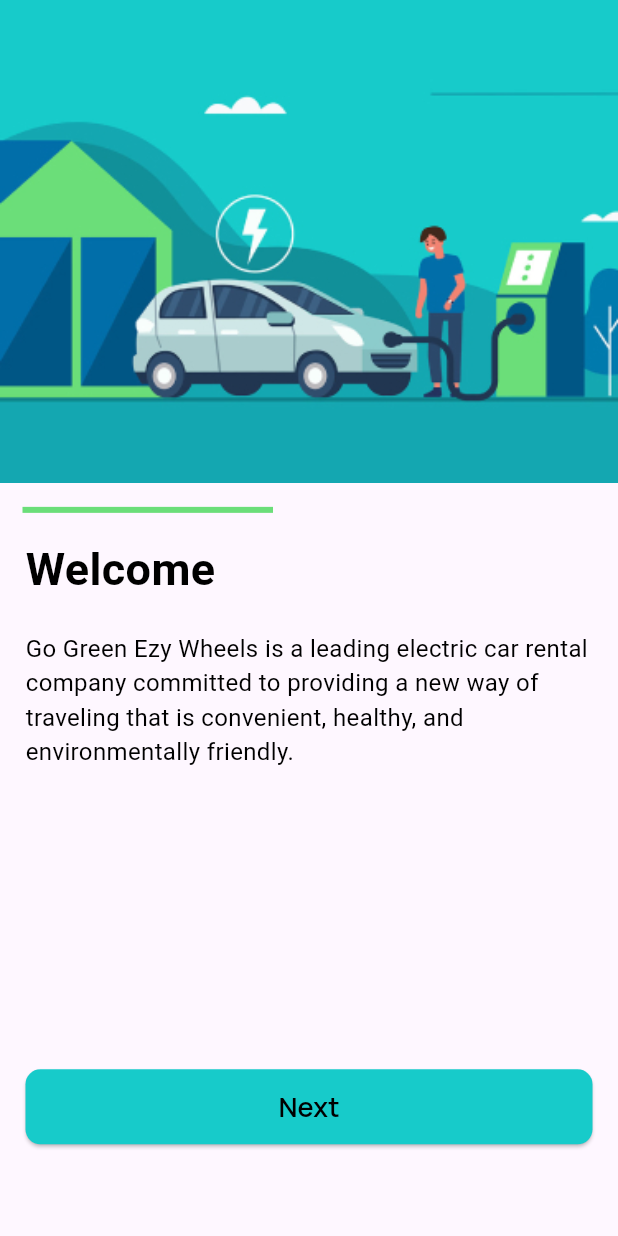
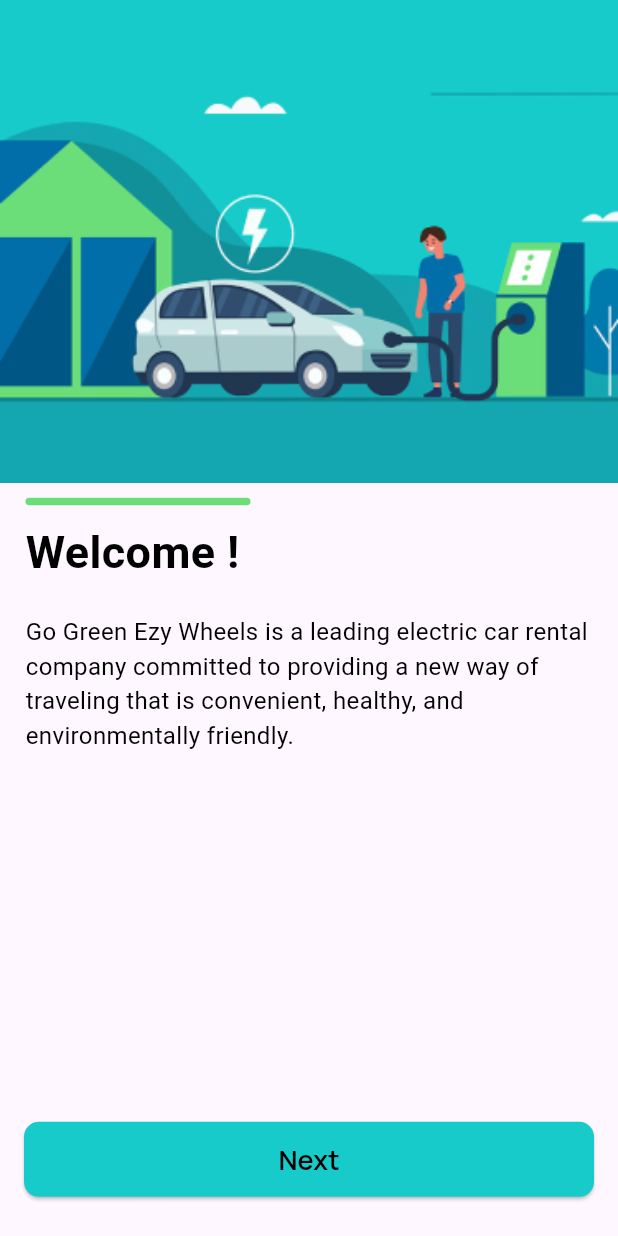
Before and after one commit to Akkarapa-Ryu/itds283_gr03_project_go_green_ezy_wheels, a Flutter app: the screen it shows after launch, on a phone screen of 412 x 824 dp. Run offline on Flutter 3.47's test engine with Material 3 defaults, Android fonts, the phone set to English and light mode, and no system bars; our stand-ins replace cloud_firestore, firebase_core, flutter_map, icons_plus, latlong2; accounts and stored records are empty.

Commit message:
PJGR03-11 Create EV Charger Page UI
I create "EV Charger Page UI" and edit button each file.

```diff
--- a/lib/components/components.dart
+++ b/lib/components/components.dart
@@ -1,3 +1,4 @@
 export 'custom_listtile_car_card.dart';
 export 'home_menu_button.dart';
 export 'setting_menu_button.dart';
+export 'custom_button.dart';
--- /dev/null
+++ b/lib/components/custom_button.dart
@@ -0,0 +1,56 @@
+import 'package:flutter/material.dart';
+import 'package:itds283_gr03_project_go_green_ezy_wheels/theme/design_system.dart';
+
+class CustomButton extends StatelessWidget {
+  const CustomButton(
+      {super.key,
+      required this.colorButton,
+      required this.sizeButton,
+      this.routePage,
+      required this.textButton,
+      required this.colorText,
+      required this.textSize,
+      required this.textWeight});
+  final Color colorButton;
+  final double sizeButton;
+  final Widget? routePage;
+  final String textButton;
+  final Color colorText;
+  final double textSize;
+  final FontWeight textWeight;
+
+  @override
+  Widget build(BuildContext context) {
+    return Padding(
+      padding: const EdgeInsets.all(8.0),
+      child: ElevatedButton(
+          style: ElevatedButton.styleFrom(
+            shape:
+                RoundedRectangleBorder(borderRadius: BorderRadius.circular(10)),
+            backgroundColor: colorButton,
+            minimumSize: Size.fromHeight(sizeButton),
+          ),
+          onPressed: () {
+            if (routePage != null) {
+              Navigator.push(
+                  context, MaterialPageRoute(builder: (context) => routePage!));
+            } else {
+              print('Not Found');
+              return;
+            }
+          },
+          child: Container(
+            alignment: Alignment.center,
+            width: double.infinity,
+            child: Text(
+              textButton,
+              style: TextStyle(
+                  color: colorText,
+                  fontFamily: DesignSystem.fontFamily,
+                  fontWeight: textWeight,
+                  fontSize: textSize),
+            ),
+          )),
+    );
+  }
+}
--- a/lib/constants/car_list_message.dart
+++ b/lib/constants/car_list_message.dart
@@ -1,7 +1,7 @@
 final class CarListMessage {
   const CarListMessage._();
   static const String carList = 'Car List';
-  static const List brandsOfCars = ['Tesla', 'MG', 'BYD', 'Benz', 'ORA', 'BMW', 'Hyundai'];
+  static const List brandsOfCars = ['Tesla', 'MG', 'BYD', 'Benz', 'Audi', 'ORA', 'BMW', 'Hyundai'];
   static const String hour = 'Hour';
   static const String day = 'Day';
   static const String type = 'Type';
--- a/lib/constants/welcom_message.dart
+++ b/lib/constants/welcom_message.dart
@@ -1,6 +1,6 @@
 final class WelcomeMessage {
   const WelcomeMessage._();
-  static const String welcome = 'Welcome';
+  static const String welcome = 'Welcome !';
   static const String ggewMessage = 'Go Green Ezy Wheels is a leading electric car rental company committed to providing a new way of traveling that is convenient, healthy, and environmentally friendly.';
   static const String next = 'Next';
 }
--- /dev/null
+++ b/lib/pages/ev_charge/ev_chare.dart
@@ -0,0 +1 @@
+export 'ev_charger_page.dart';
--- a/lib/pages/home/home_page.dart
+++ b/lib/pages/home/home_page.dart
@@ -1,4 +1,5 @@
 import 'package:flutter/material.dart';
+import 'package:itds283_gr03_project_go_green_ezy_wheels/pages/ev_charge/ev_chare.dart';
 import '../../constants/constants.dart';
 import '../../pages/pages.dart';
 import '../../theme/theme.dart';
@@ -19,7 +20,7 @@ class _HomePageState extends State<HomePage> {
         child: Column(children: [
           Container(
             height: 300,
-            child: Row(
+            child: const Row(
               mainAxisAlignment: MainAxisAlignment.center,
               crossAxisAlignment: CrossAxisAlignment.center,
               children: [
@@ -57,7 +58,7 @@ class _HomePageState extends State<HomePage> {
           ),
           Container(
             height: 550,
-            decoration: BoxDecoration(
+            decoration: const BoxDecoration(
                 color: DesignSystem.c4,
                 borderRadius: BorderRadius.only(
                     topLeft: Radius.circular(15),
@@ -92,6 +93,7 @@ class _HomePageState extends State<HomePage> {
                     HomeMenuButton(
                       iconMenu: Icon(Icons.charging_station),
                       text: HomeMessage.evCharger,
+                      routePage: EvChargerPage(),
                     ),
                     /*
                     ElevatedButton(onPressed: (){
--- a/lib/pages/hour/hour_page.dart
+++ b/lib/pages/hour/hour_page.dart
@@ -6,7 +6,7 @@ class HourPage extends StatelessWidget {
   @override
   Widget build(BuildContext context) {
     return Scaffold(
-      appBar: AppBar(title: Text('Hour Car List')),
+      appBar: AppBar(centerTitle: true,title: Text('Hour Car List')),
       body: Container(),
     );
   }
--- a/lib/pages/landing/landing_page.dart
+++ b/lib/pages/landing/landing_page.dart
@@ -22,6 +22,7 @@ class _LandingPageState extends State<LandingPage> {
       () => Navigator.pushReplacement(context, MaterialPageRoute(builder: (context) => WelcomePage()))
     );
   }
+
   @override
   Widget build(BuildContext context) {
     return Scaffold(
--- a/lib/pages/landing/welcome_page.dart
+++ b/lib/pages/landing/welcome_page.dart
@@ -1,5 +1,6 @@
 import 'package:flutter/material.dart';
 import 'package:itds283_gr03_project_go_green_ezy_wheels/main_page.dart';
+import '../../components/components.dart';
 import '/constants/constants.dart';
 import '/theme/theme.dart';
 
@@ -19,16 +20,19 @@ class _WelcomePageState extends State<WelcomePage> {
         children: <Widget>[
           Image.asset(
             'assets/images/background.jpg',
-            fit: BoxFit.fitWidth,width: double.maxFinite,
+            fit: BoxFit.fitWidth,
+            width: double.maxFinite,
           ),
-          SizedBox(
+          const SizedBox(
             height: 10,
           ),
-          Divider(
-            indent: 15,
-            endIndent: 230,
-            thickness: 4,
-            color: DesignSystem.c8,
+          Container(
+            margin: EdgeInsets.only(left: 17),
+            width: 150,
+            height: 5,
+            decoration: BoxDecoration(
+                color: DesignSystem.c8,
+                borderRadius: BorderRadius.all(Radius.circular(10))),
           ),
           Padding(
             padding:
@@ -52,9 +56,10 @@ class _WelcomePageState extends State<WelcomePage> {
                     color: DesignSystem.c0,
                   ),
                 ),
-
-                SizedBox(height: 200,),
-                ElevatedButton(
+                SizedBox(
+                  height: 220,
+                ),
+                /*ElevatedButton(
                   style: ElevatedButton.styleFrom(
                     shape: RoundedRectangleBorder(
                         borderRadius: BorderRadius.circular(10)),
@@ -68,10 +73,21 @@ class _WelcomePageState extends State<WelcomePage> {
                       alignment: Alignment.center,
                       width: double.infinity,
                       child: Text(WelcomeMessage.next,style: TextStyle(color: DesignSystem.c0,fontFamily: DesignSystem.fontFamily,fontWeight: FontWeight.w600,fontSize: 18),)),
-                ),
+                ),*/
               ],
             ),
           ),
+          const Padding(
+            padding: EdgeInsets.all(8.0),
+            child: CustomButton(
+                routePage: MainPage(),
+                colorButton: DesignSystem.c2,
+                sizeButton: 50,
+                textButton: WelcomeMessage.next,
+                colorText: DesignSystem.c0,
+                textSize: 18,
+                textWeight: FontWeight.w600),
+          )
         ],
       ),
     );
--- a/pubspec.yaml
+++ b/pubspec.yaml
@@ -38,6 +38,8 @@ dependencies:
   icons_plus: ^5.0.0
   firebase_core: ^2.27.0
   cloud_firestore: ^4.15.8
+  flutter_map: ^6.1.0
+  latlong2: ^0.9.1
 
 dev_dependencies:
   flutter_test:
```
Also changed, not shown: lib/components/custom_listtile_car_card.dart (+17 -17 lines), lib/pages/car_list/car_list_page.dart (+21 -17 lines), lib/pages/ev_charge/ev_charger_page.dart (added, +84 -0 lines), lib/pages/setting/setting_page.dart (+6 -16 lines), pubspec.lock.
